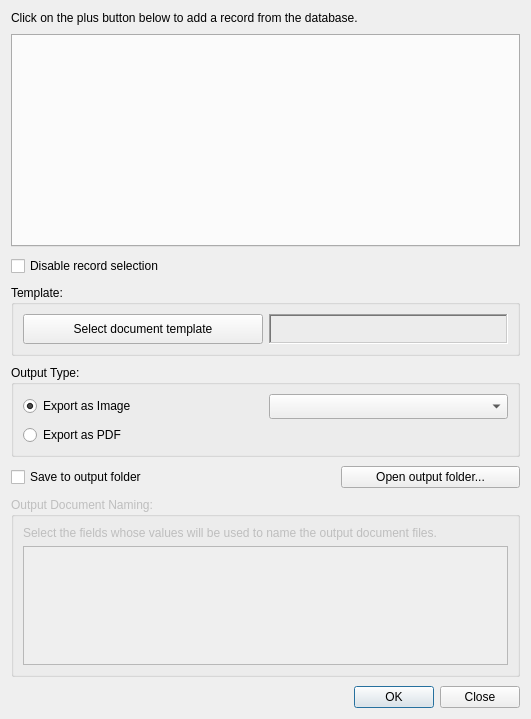
Old version of the form ui/ui_doc_generator.ui in the repository gltn/stdm.
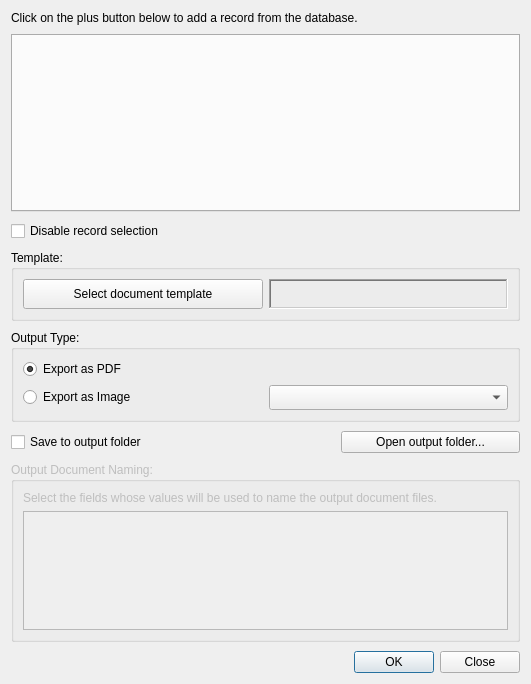
New version of the form. Icons and pictures are not drawn. Custom widgets are drawn as their Qt base class.

Commit message: Fixed document generator to pick correct record for views datasources

```diff
--- a/ui/ui_doc_generator.ui
+++ b/ui/ui_doc_generator.ui
@@ -7,7 +7,7 @@
     <x>0</x>
     <y>0</y>
     <width>531</width>
-    <height>719</height>
+    <height>684</height>
    </rect>
   </property>
   <property name="windowTitle">
@@ -28,18 +28,13 @@
      <property name="title">
       <string>Output Type:</string>
      </property>
+     <layout class="QHBoxLayout" name="horizontalLayout_2">
+      <item>
      <layout class="QGridLayout" name="gridLayout_4">
-      <item row="0" column="0">
-       <widget class="QRadioButton" name="rbExpImage">
-        <property name="text">
-         <string>Export as Image</string>
+        <property name="bottomMargin">
+         <number>0</number>
         </property>
-        <property name="checked">
-         <bool>true</bool>
-        </property>
-       </widget>
-      </item>
-      <item row="0" column="1">
+        <item row="1" column="1">
        <widget class="QComboBox" name="cboImageType">
         <property name="minimumSize">
          <size>
@@ -49,12 +44,27 @@
         </property>
        </widget>
       </item>
-      <item row="1" column="0" colspan="2">
+        <item row="1" column="0">
+         <widget class="QRadioButton" name="rbExpImage">
+          <property name="text">
+           <string>Export as Image</string>
+          </property>
+          <property name="checked">
+           <bool>false</bool>
+          </property>
+         </widget>
+        </item>
+        <item row="0" column="0">
        <widget class="QRadioButton" name="rbExpPDF">
         <property name="text">
          <string>Export as PDF</string>
         </property>
-       </widget>
+          <property name="checked">
+           <bool>true</bool>
+          </property>
+         </widget>
+        </item>
+       </layout>
       </item>
      </layout>
     </widget>
@@ -96,7 +106,7 @@
      <property name="minimumSize">
       <size>
        <width>0</width>
-       <height>170</height>
+       <height>140</height>
       </size>
      </property>
      <property name="currentIndex">
```
Lines whose indentation alone changed are shown as unchanged. The commit also changes 6 other files.
